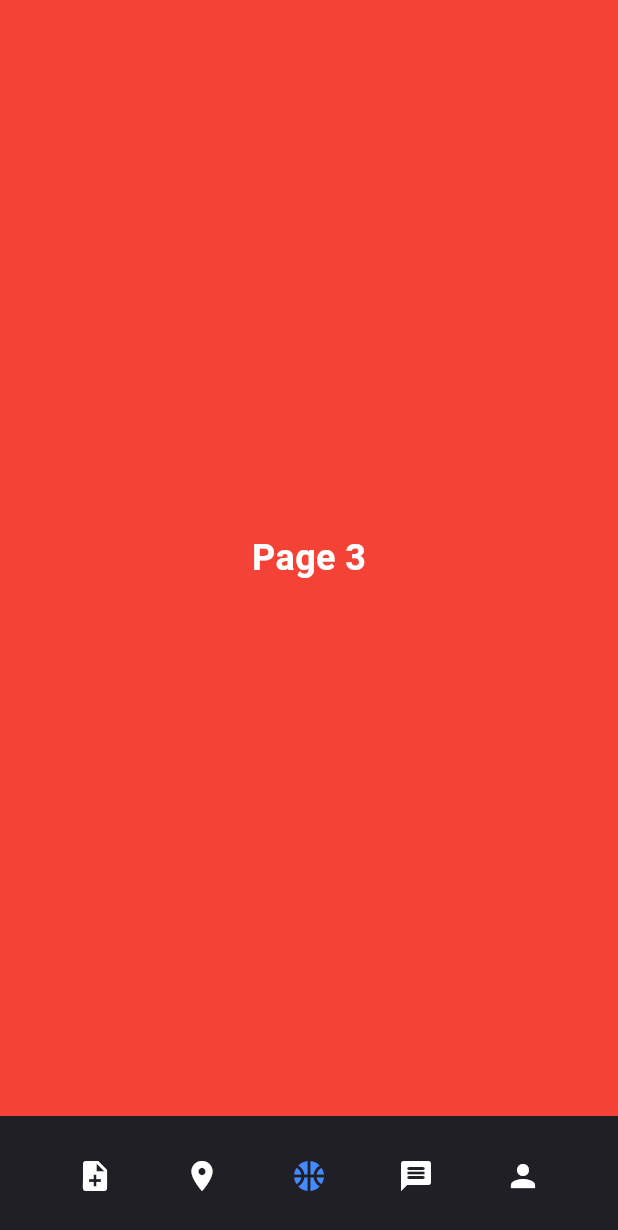
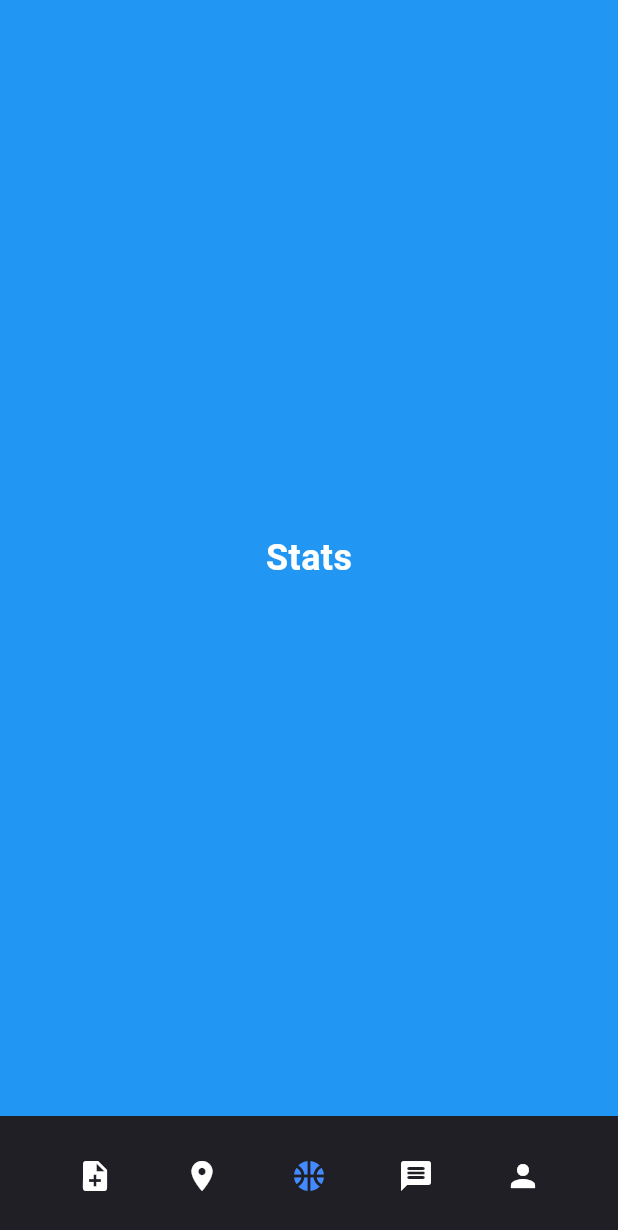
Before and after one commit to hsnta/yourCourt, a Flutter app: the screen it shows after launch, on a phone screen of 412 x 824 dp. Shown: the top 1230 px of the screen. Run offline on Flutter 3.47's test engine with Material 3 defaults, Android fonts, the phone set to English and light mode, and no system bars.

Commit message:
frontend: feature: Navigation, Recommendations

```diff
--- a/frontend/lib/core/app.dart
+++ b/frontend/lib/core/app.dart
@@ -1,4 +1,5 @@
 import 'package:flutter/material.dart';
+import 'package:frontend/core/themes/theme_factory.dart';
 import 'bottom_navigation/bottom_navigation.dart';
 
 class MyApp extends StatelessWidget {
@@ -9,11 +10,7 @@ class MyApp extends StatelessWidget {
     return MaterialApp(
       debugShowCheckedModeBanner: false,
       title: 'Your Court',
-      theme: ThemeData(
-        appBarTheme: const AppBarTheme(elevation: 1),
-        iconTheme: const IconThemeData(color: Colors.white),
-        brightness: Brightness.dark,
-      ),
+      theme: ThemeFactory.createTheme(context),
       home: const BottomNavigation(),
     );
   }
--- /dev/null
+++ b/frontend/lib/core/helpers/platform_helper.dart
@@ -0,0 +1,7 @@
+import 'package:flutter/material.dart';
+
+class PlatformHelper {
+  static bool isIOS(BuildContext context) {
+    return Theme.of(context).platform == TargetPlatform.iOS;
+  }
+}
--- /dev/null
+++ b/frontend/lib/core/themes/android_theme.dart
@@ -0,0 +1,8 @@
+import 'package:flutter/material.dart';
+
+final ThemeData androidTheme = ThemeData(
+    appBarTheme: const AppBarTheme(elevation: 1),
+    primaryColor: Colors.blue,
+    brightness: Brightness.dark,
+    iconTheme: const IconThemeData(color: Colors.white)
+);
--- /dev/null
+++ b/frontend/lib/core/themes/ios_theme.dart
@@ -0,0 +1,8 @@
+import 'package:flutter/material.dart';
+
+final ThemeData iosTheme = ThemeData(
+    appBarTheme: const AppBarTheme(elevation: 1),
+    primaryColor: Colors.blue,
+    brightness: Brightness.dark,
+    iconTheme: const IconThemeData(color: Colors.white)
+);
--- /dev/null
+++ b/frontend/lib/core/themes/theme_factory.dart
@@ -0,0 +1,11 @@
+import 'package:flutter/material.dart';
+import 'package:frontend/core/helpers/platform_helper.dart';
+import 'android_theme.dart';
+import 'ios_theme.dart';
+
+class ThemeFactory {
+  static ThemeData createTheme(BuildContext context) {
+    bool isIOS = PlatformHelper.isIOS(context);
+    return isIOS ? iosTheme : androidTheme;
+  }
+}
--- /dev/null
+++ b/frontend/lib/modules/dashboard/components/dashboard_contents.dart
@@ -0,0 +1,20 @@
+import 'package:flutter/material.dart';
+import 'package:frontend/modules/dashboard/components/recommendations/recommendations.dart';
+import 'stats/stats.dart';
+
+class DashboardContents extends StatelessWidget {
+  const DashboardContents({super.key});
+
+  @override
+  Widget build(BuildContext context) {
+    return Scaffold(
+      body: PageView(
+        scrollDirection: Axis.vertical,
+        children: const [
+          Stats(),
+          Recommendations(),
+        ],
+      ),
+    );
+  }
+}
--- a/frontend/lib/modules/page3/page3.dart
+++ b/frontend/lib/modules/dashboard/components/stats/stats.dart
@@ -1,15 +1,15 @@
 import 'package:flutter/material.dart';
 
-class Page3 extends StatelessWidget {
-  const Page3({super.key});
+class Stats extends StatelessWidget {
+  const Stats({super.key});
 
   @override
   Widget build(BuildContext context) {
     return Container(
-      color: Colors.red,
+      color: Colors.blue,
       child: const Center(
         child: Text(
-          'Page 3',
+          'Stats',
           style: TextStyle(
             color: Colors.white,
             fontSize: 24,
--- /dev/null
+++ b/frontend/lib/modules/dashboard/dashboard.dart
@@ -0,0 +1,13 @@
+import 'package:flutter/material.dart';
+import 'package:frontend/modules/dashboard/components/dashboard_contents.dart';
+
+class Dashboard extends StatelessWidget {
+  const Dashboard({super.key});
+
+  @override
+  Widget build(BuildContext context) {
+    return const Scaffold(
+      body: DashboardContents(),
+    );
+  }
+}
--- a/frontend/lib/modules/page_manager.dart
+++ b/frontend/lib/modules/page_manager.dart
@@ -1,17 +1,17 @@
 import 'package:flutter/material.dart';
+import 'package:frontend/modules/dashboard/dashboard.dart';
 import 'package:frontend/modules/page2/page2.dart';
-import 'package:frontend/modules/page3/page3.dart';
 import 'package:frontend/modules/page4/page4.dart';
 import 'package:frontend/modules/page5/page5.dart';
 
 import 'Page1/Page1.dart';
 
 final Map<int, Widget Function()> pageMap = {
-  0: () => Page1(),
-  1: () => Page2(),
-  2: () => Page3(),
-  3: () => Page4(),
-  4: () => Page5(),
+  0: () => const Page1(),
+  1: () => const Page2(),
+  2: () => const Dashboard(),
+  3: () => const Page4(),
+  4: () => const Page5(),
 };
 
 Widget getCurrentPage(int currentPage) {
```
Also changed, not shown: frontend/lib/modules/dashboard/components/recommendations/components/recommendation_body.dart (added, +67 -0 lines), frontend/lib/modules/dashboard/components/recommendations/components/recommendation_card.dart (added, +124 -0 lines), frontend/lib/modules/dashboard/components/recommendations/recommendations.dart (added, +15 -0 lines), frontend/lib/shared/components/your_court_app_bar.dart (added, +22 -0 lines).
